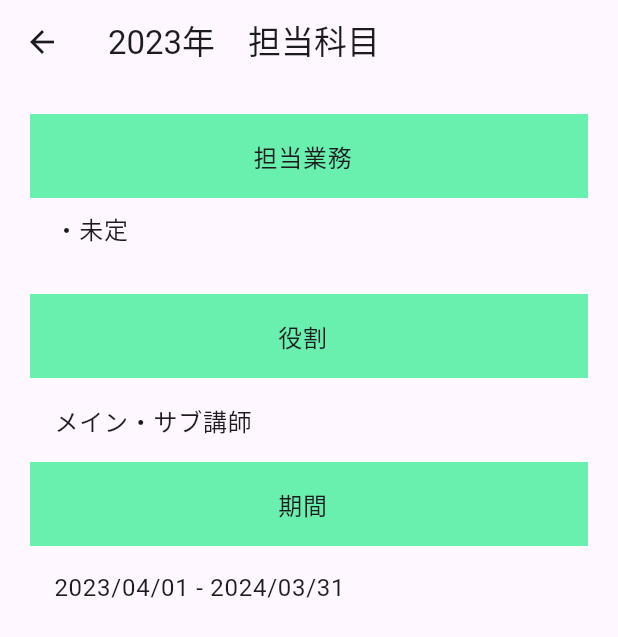
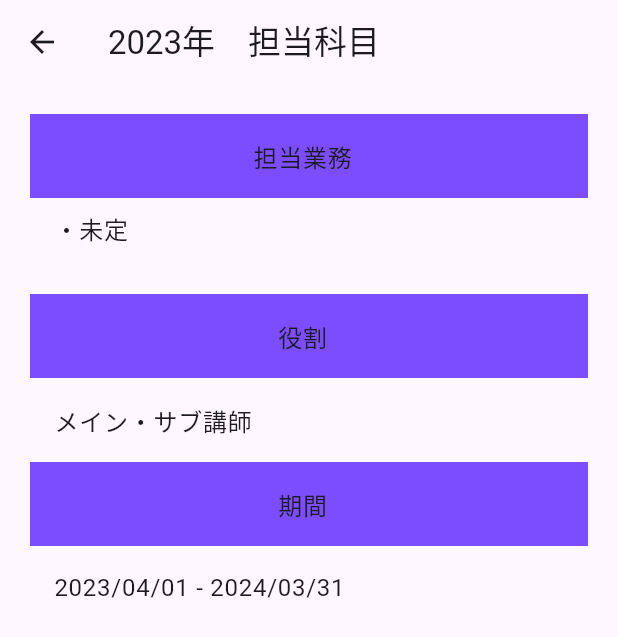
Before and after one commit to LeoAndo/flutter_my_profile_app, a Flutter app: the DetailPage screen opened directly with sample values from the repository, on a phone screen of 412 x 824 dp. Shown: the top 637 px of the screen. Run offline on Flutter 3.47's test engine with Material 2 defaults, Android fonts, the phone set to English and light mode, and no system bars.

Commit message:
update colors

```diff
--- a/lib/certification_page.dart
+++ b/lib/certification_page.dart
@@ -12,10 +12,7 @@ class CertificationPage extends StatelessWidget {
   @override
   Widget build(BuildContext context) {
     return Scaffold(
-      appBar: AppBar(
-        title: const Text("保有資格"),
-        leading: const BackButton(),
-      ),
+      appBar: AppBar(title: const Text("保有資格")),
       body: Padding(
         padding: const EdgeInsets.fromLTRB(8, 16, 8, 16),
         child: Column(
--- a/lib/detail_page.dart
+++ b/lib/detail_page.dart
@@ -20,7 +20,7 @@ class DetailPage extends StatelessWidget {
                   "担当業務",
                   textAlign: TextAlign.center,
                 ),
-                tileColor: Colors.greenAccent,
+                tileColor: Colors.deepPurpleAccent,
               ),
               ListTile(
                 title: Text(
@@ -33,7 +33,7 @@ class DetailPage extends StatelessWidget {
                   "役割",
                   textAlign: TextAlign.center,
                 ),
-                tileColor: Colors.greenAccent,
+                tileColor: Colors.deepPurpleAccent,
               ),
               ListTile(
                 title: Text(
@@ -46,7 +46,7 @@ class DetailPage extends StatelessWidget {
                   "期間",
                   textAlign: TextAlign.center,
                 ),
-                tileColor: Colors.greenAccent,
+                tileColor: Colors.deepPurpleAccent,
               ),
               ListTile(
                 title: Text(
```
